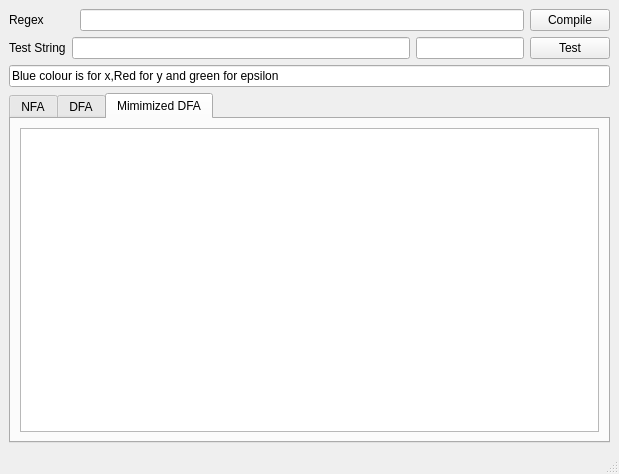
This is main_window.ui in shubhamshuklaer/regex_matcher as Qt 5 draws it before an edit. The edited form follows.
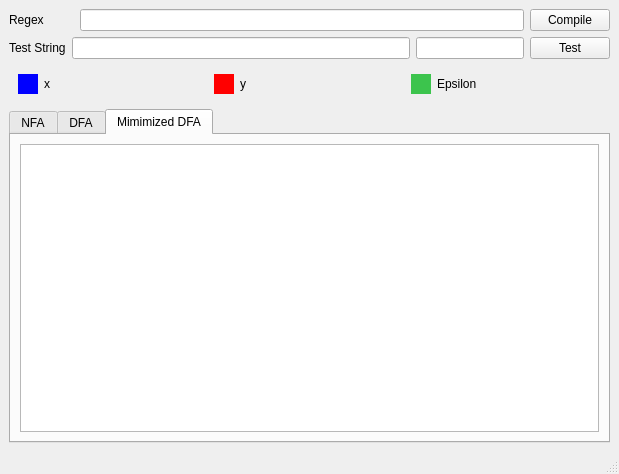
This is the edited form.

What changed in the file:
```diff
--- a/main_window.ui
+++ b/main_window.ui
@@ -124,13 +124,114 @@
      </widget>
     </item>
     <item row="2" column="0">
-     <widget class="QLineEdit" name="lineEdit">
-      <property name="text">
-       <string>Blue colour is for x,Red for y and green for epsilon</string>
+     <widget class="QWidget" name="widget" native="true">
+      <property name="sizePolicy">
+       <sizepolicy hsizetype="Preferred" vsizetype="Fixed">
+        <horstretch>0</horstretch>
+        <verstretch>0</verstretch>
+       </sizepolicy>
       </property>
-      <property name="readOnly">
-       <bool>true</bool>
+      <property name="minimumSize">
+       <size>
+        <width>0</width>
+        <height>30</height>
+       </size>
       </property>
+      <layout class="QHBoxLayout" name="horizontalLayout_4">
+       <item>
+        <widget class="QLabel" name="label_4">
+         <property name="sizePolicy">
+          <sizepolicy hsizetype="Fixed" vsizetype="Fixed">
+           <horstretch>0</horstretch>
+           <verstretch>0</verstretch>
+          </sizepolicy>
+         </property>
+         <property name="minimumSize">
+          <size>
+           <width>20</width>
+           <height>20</height>
+          </size>
+         </property>
+         <property name="styleSheet">
+          <string notr="true">QLabel{
+background-color : blue
+}</string>
+         </property>
+         <property name="text">
+          <string/>
+         </property>
+        </widget>
+       </item>
+       <item>
+        <widget class="QLabel" name="label">
+         <property name="text">
+          <string>x</string>
+         </property>
+        </widget>
+       </item>
+       <item>
+        <widget class="QLabel" name="label_5">
+         <property name="sizePolicy">
+          <sizepolicy hsizetype="Fixed" vsizetype="Fixed">
+           <horstretch>0</horstretch>
+           <verstretch>0</verstretch>
+          </sizepolicy>
+         </property>
+         <property name="minimumSize">
+          <size>
+           <width>20</width>
+           <height>20</height>
+          </size>
+         </property>
+         <property name="styleSheet">
+          <string notr="true">QLabel{
+background-color : red
+}</string>
+         </property>
+         <property name="text">
+          <string/>
+         </property>
+        </widget>
+       </item>
+       <item>
+        <widget class="QLabel" name="label_2">
+         <property name="text">
+          <string>y</string>
+         </property>
+        </widget>
+       </item>
+       <item>
+        <widget class="QLabel" name="label_6">
+         <property name="sizePolicy">
+          <sizepolicy hsizetype="Fixed" vsizetype="Fixed">
+           <horstretch>0</horstretch>
+           <verstretch>0</verstretch>
+          </sizepolicy>
+         </property>
+         <property name="minimumSize">
+          <size>
+           <width>20</width>
+           <height>20</height>
+          </size>
+         </property>
+         <property name="styleSheet">
+          <string notr="true">QLabel{
+background-color : rgb(60,196,77)
+}</string>
+         </property>
+         <property name="text">
+          <string/>
+         </property>
+        </widget>
+       </item>
+       <item>
+        <widget class="QLabel" name="label_3">
+         <property name="text">
+          <string>Epsilon</string>
+         </property>
+        </widget>
+       </item>
+      </layout>
      </widget>
     </item>
    </layout>
```
Left out of the diff: 68 changed lines with no effect on the pictures.
